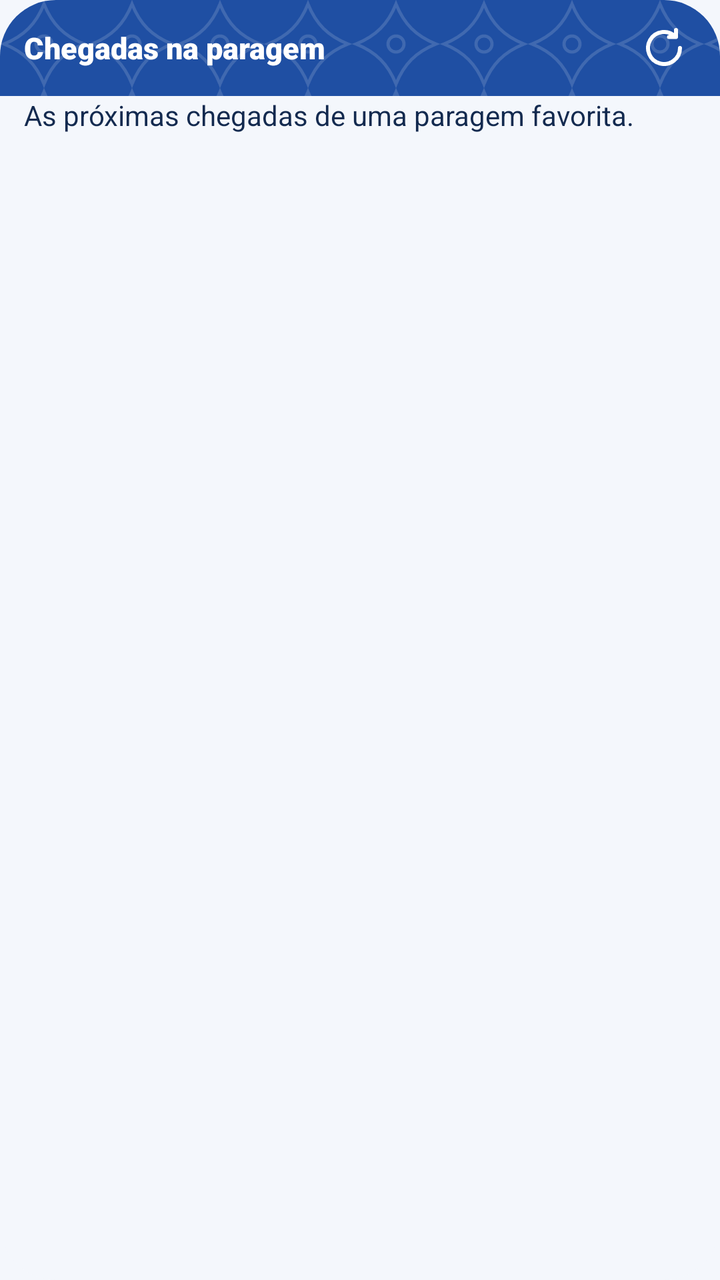
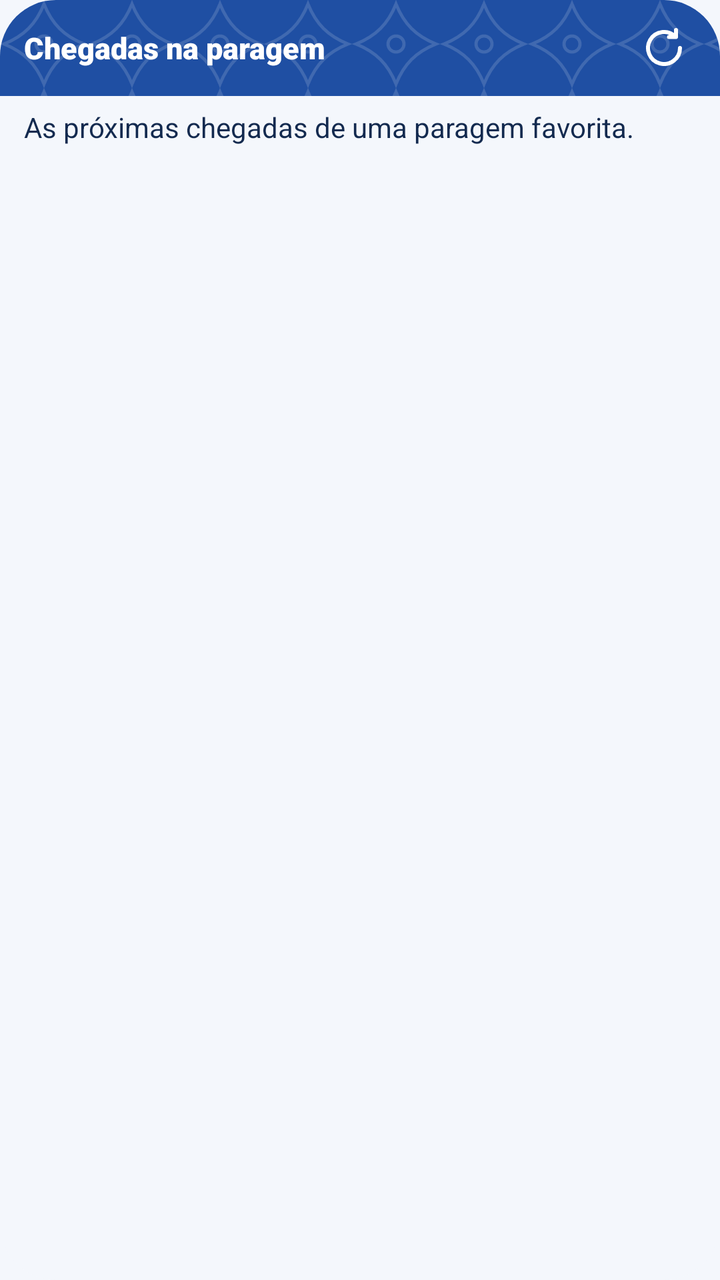

Two renders of the same Android screen: before a commit and after it. Below are the layout's source before the change and the commit's diff.
<!-- AndroidManifest.xml: application theme Theme.ParagemCerta -->
<!-- res/layout/widget_chegadas.xml -->
<?xml version="1.0" encoding="utf-8"?>
<LinearLayout xmlns:android="http://schemas.android.com/apk/res/android"
    android:id="@android:id/background"
    android:layout_width="match_parent"
    android:layout_height="match_parent"
    android:background="@drawable/widget_fundo"
    android:clipToOutline="true"
    android:orientation="vertical">

    
    
    <LinearLayout
        android:id="@+id/widget_faixa"
        android:layout_width="match_parent"
        android:layout_height="48dp"
        android:background="@drawable/widget_faixa"
        android:gravity="center_vertical"
        android:orientation="horizontal"
        android:paddingStart="12dp"
        android:paddingEnd="4dp">

        <TextView
            android:id="@+id/widget_paragem"
            android:layout_width="0dp"
            android:layout_height="wrap_content"
            android:layout_weight="1"
            android:ellipsize="end"
            android:maxLines="1"
            android:text="@string/widget_nome"
            android:fontFamily="sans-serif-black"
            android:textColor="@android:color/white"
            android:textSize="15sp" />

        <ImageButton
            android:id="@+id/widget_atualizar"
            android:layout_width="48dp"
            android:layout_height="48dp"
            android:background="?android:attr/selectableItemBackgroundBorderless"
            android:contentDescription="@string/widget_atualizar"
            android:src="@drawable/widget_atualizar" />
    </LinearLayout>

    <LinearLayout
        android:layout_width="match_parent"
        android:layout_height="0dp"
        android:layout_weight="1"
        android:orientation="vertical"
        android:paddingStart="12dp"
        android:paddingEnd="8dp"
        android:paddingBottom="8dp">

        
        <LinearLayout
            android:layout_width="match_parent"
            android:layout_height="0dp"
            android:layout_weight="1"
            android:orientation="vertical">

            <TextView
                android:id="@+id/widget_aviso"
                android:layout_width="match_parent"
                android:layout_height="wrap_content"
                android:text="@string/widget_descricao"
                android:textColor="@color/widget_texto"
                android:textSize="14sp" />

            <LinearLayout
                android:id="@+id/widget_linha_1"
                android:layout_width="match_parent"
                android:layout_height="wrap_content"
                android:focusable="true"
                android:gravity="center_vertical"
                android:orientation="horizontal"
                android:paddingVertical="2dp"
                android:visibility="gone">

                <TextView
                    android:id="@+id/widget_linha_1_nome"
                    android:layout_width="wrap_content"
                    android:layout_height="wrap_content"
                    android:background="@drawable/widget_selo"
                    android:fontFamily="sans-serif-black"
                    android:gravity="center"
                    android:importantForAccessibility="no"
                    android:maxLines="1"
                    android:minWidth="40dp"
                    android:paddingHorizontal="6dp"
                    android:paddingVertical="3dp"
                    android:textSize="14sp" />

                <TextView
                    android:id="@+id/widget_linha_1_destino"
                    android:layout_width="0dp"
                    android:layout_height="wrap_content"
                    android:layout_marginHorizontal="8dp"
                    android:layout_weight="1"
                    android:ellipsize="end"
                    android:importantForAccessibility="no"
                    android:maxLines="1"
                    android:textSize="14sp" />

                <TextView
                    android:id="@+id/widget_linha_1_hora"
                    android:layout_width="wrap_content"
                    android:layout_height="wrap_content"
                    android:fontFamily="sans-serif-black"
                    android:importantForAccessibility="no"
                    android:maxLines="1"
                    android:textSize="14sp" />
            </LinearLayout>

            <LinearLayout
                android:id="@+id/widget_linha_2"
                android:layout_width="match_parent"
                android:layout_height="wrap_content"
                android:focusable="true"
                android:gravity="center_vertical"
                android:orientation="horizontal"
                android:paddingVertical="2dp"
                android:visibility="gone">

                <TextView
                    android:id="@+id/widget_linha_2_nome"
                    android:layout_width="wrap_content"
                    android:layout_height="wrap_content"
                    android:background="@drawable/widget_selo"
                    android:fontFamily="sans-serif-black"
                    android:gravity="center"
                    android:importantForAccessibility="no"
                    android:maxLines="1"
                    android:minWidth="40dp"
                    android:paddingHorizontal="6dp"
                    android:paddingVertical="3dp"
                    android:textSize="14sp" />

                <TextView
                    android:id="@+id/widget_linha_2_destino"
                    android:layout_width="0dp"
                    android:layout_height="wrap_content"
                    android:layout_marginHorizontal="8dp"
                    android:layout_weight="1"
                    android:ellipsize="end"
                    android:importantForAccessibility="no"
                    android:maxLines="1"
                    android:textSize="14sp" />

                <TextView
                    android:id="@+id/widget_linha_2_hora"
                    android:layout_width="wrap_content"
                    android:layout_height="wrap_content"
                    android:fontFamily="sans-serif-black"
                    android:importantForAccessibility="no"
                    android:maxLines="1"
                    android:textSize="14sp" />
            </LinearLayout>

            <LinearLayout
                android:id="@+id/widget_linha_3"
                android:layout_width="match_parent"
                android:layout_height="wrap_content"
                android:focusable="true"
                android:gravity="center_vertical"
                android:orientation="horizontal"
                android:paddingVertical="2dp"
                android:visibility="gone">

                <TextView
                    android:id="@+id/widget_linha_3_nome"
                    android:layout_width="wrap_content"
                    android:layout_height="wrap_content"
                    android:background="@drawable/widget_selo"
                    android:fontFamily="sans-serif-black"
                    android:gravity="center"
                    android:importantForAccessibility="no"
                    android:maxLines="1"
                    android:minWidth="40dp"
                    android:paddingHorizontal="6dp"
                    android:paddingVertical="3dp"
                    android:textSize="14sp" />

                <TextView
                    android:id="@+id/widget_linha_3_destino"
                    android:layout_width="0dp"
                    android:layout_height="wrap_content"
                    android:layout_marginHorizontal="8dp"
                    android:layout_weight="1"
                    android:ellipsize="end"
                    android:importantForAccessibility="no"
                    android:maxLines="1"
                    android:textSize="14sp" />

                <TextView
                    android:id="@+id/widget_linha_3_hora"
                    android:layout_width="wrap_content"
                    android:layout_height="wrap_content"
                    android:fontFamily="sans-serif-black"
                    android:importantForAccessibility="no"
                    android:maxLines="1"
                    android:textSize="14sp" />
            </LinearLayout>
        </LinearLayout>

        <TextView
            android:id="@+id/widget_rodape"
            android:layout_width="match_parent"
            android:layout_height="wrap_content"
            android:maxLines="1"
            android:textColor="@color/widget_cinzento"
            android:textSize="12sp" />
    </LinearLayout>
</LinearLayout>
<!-- resources referenced by this layout -->
<resources>
  <color name="widget_cinzento">#FF56647C</color>
  <color name="widget_texto">#FF132A4F</color>
  <!-- drawable widget_atualizar (drawable) -->
  <?xml version="1.0" encoding="utf-8"?>
  <vector xmlns:android="http://schemas.android.com/apk/res/android"
      android:width="24dp"
      android:height="24dp"
      android:viewportWidth="24"
      android:viewportHeight="24">
      <path
          android:pathData="M20 12a8 8 0 1 1-2.34-5.66M18 3v3.5h-3.5"
          android:strokeColor="#FFFFFFFF"
          android:strokeLineCap="round"
          android:strokeLineJoin="round"
          android:strokeWidth="2" />
  </vector>
  <!-- drawable widget_faixa (drawable) -->
  <?xml version="1.0" encoding="utf-8"?>
  <shape xmlns:android="http://schemas.android.com/apk/res/android" android:shape="rectangle">
      <solid android:color="@color/widget_cobalto" />
      <corners android:topLeftRadius="20dp" android:topRightRadius="20dp" />
  </shape>
  <!-- drawable widget_selo (drawable) -->
  <?xml version="1.0" encoding="utf-8"?>
  <shape xmlns:android="http://schemas.android.com/apk/res/android" android:shape="rectangle">
      <solid android:color="#FFFFFFFF" />
      <corners android:radius="8dp" />
  </shape>
  <string name="widget_atualizar">Atualizar</string>
  <string name="widget_descricao">As próximas chegadas de uma paragem favorita.</string>
  <string name="widget_nome">Chegadas na paragem</string>
  <style name="Theme.ParagemCerta" parent="android:Theme.Material.Light.NoActionBar">
          <item name="android:windowBackground">#F4F7FC</item>
          <item name="android:windowLightStatusBar">true</item>
          <item name="android:statusBarColor">@android:color/transparent</item>
          <item name="android:navigationBarColor">@android:color/transparent</item>
      </style>
  <color name="widget_cobalto">#FF1F4FA3</color>
</resources>

<!-- the commit's change to res/layout/widget_chegadas.xml (unified diff, before → after) -->
@@ -46,6 +46,7 @@
         android:layout_weight="1"
         android:orientation="vertical"
         android:paddingStart="12dp"
+        android:paddingTop="6dp"
         android:paddingEnd="8dp"
         android:paddingBottom="8dp">
 
@@ -83,7 +84,7 @@
                     android:gravity="center"
                     android:importantForAccessibility="no"
                     android:maxLines="1"
-                    android:minWidth="40dp"
+                    android:minWidth="48dp"
                     android:paddingHorizontal="6dp"
                     android:paddingVertical="3dp"
                     android:textSize="14sp" />
@@ -128,7 +129,7 @@
                     android:gravity="center"
                     android:importantForAccessibility="no"
                     android:maxLines="1"
-                    android:minWidth="40dp"
+                    android:minWidth="48dp"
                     android:paddingHorizontal="6dp"
                     android:paddingVertical="3dp"
                     android:textSize="14sp" />
@@ -173,7 +174,7 @@
                     android:gravity="center"
                     android:importantForAccessibility="no"
                     android:maxLines="1"
-                    android:minWidth="40dp"
+                    android:minWidth="48dp"
                     android:paddingHorizontal="6dp"
                     android:paddingVertical="3dp"
                     android:textSize="14sp" />
